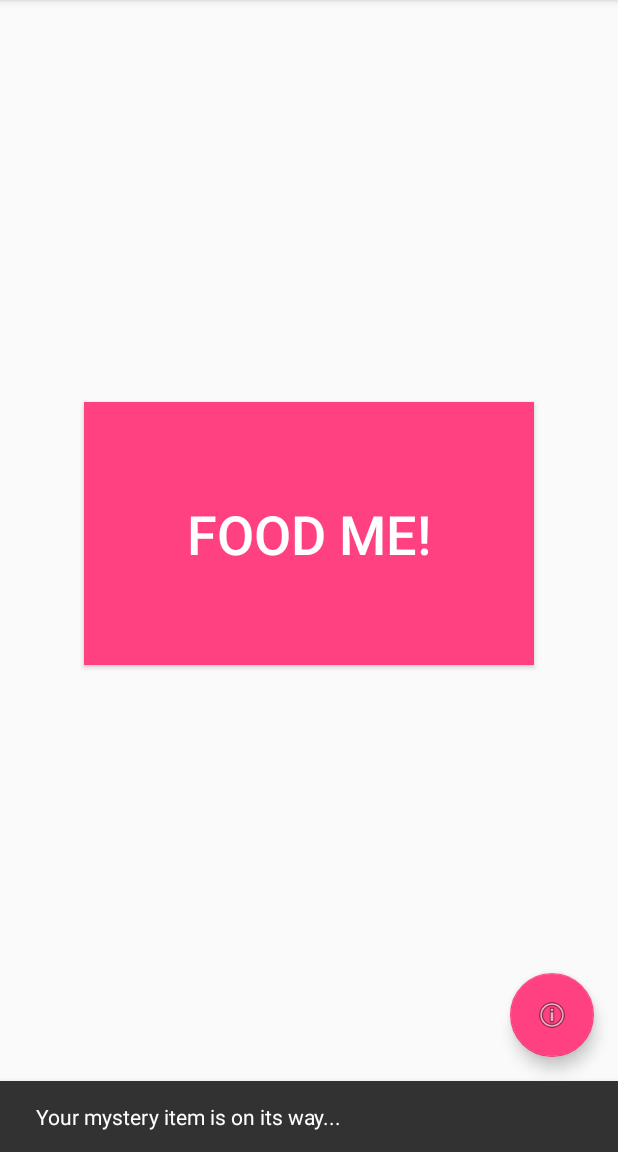
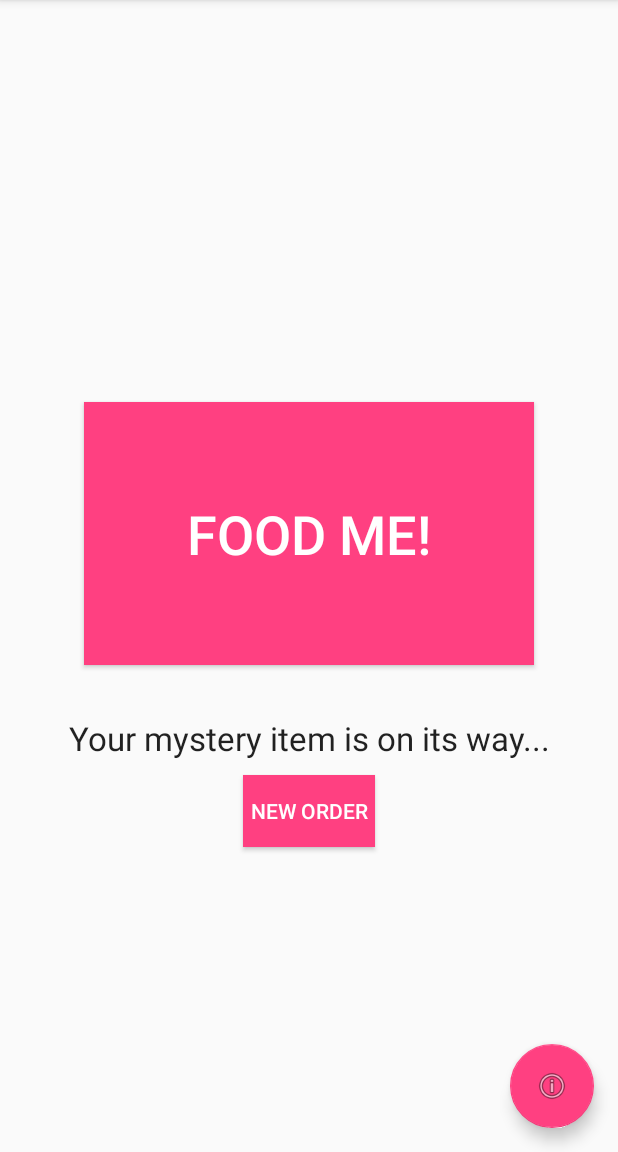
Before and after one commit to stefprez/food_now, an Android app: the screen it shows after launch (MainActivity), after a tap on "FOOD ME!", on a phone screen of 412 x 824 dp, the part 84-1236 px from its top. Run offline under Robolectric (Android 15) with nearby library versions, the phone set to English and light mode, and no system bars; libraries missing offline, so code that uses them is left out: com.squareup.okhttp.

Commit message:
Changed text presentation for order on its way, created new order button.

```diff
--- a/FoodNow/app/src/main/java/com/example/foodnow/MainActivity.java
+++ b/FoodNow/app/src/main/java/com/example/foodnow/MainActivity.java
@@ -13,6 +13,7 @@ import android.view.Menu;
 import android.view.MenuItem;
 import android.widget.Button;
 import android.widget.ImageButton;
+import android.widget.TextView;
 
 public class MainActivity extends AppCompatActivity {
 
@@ -28,14 +29,23 @@ public class MainActivity extends AppCompatActivity {
         APIWrapper BOOM = new APIWrapper();
         BOOM.doAPICALL();
 
+        final TextView confirmationText = (TextView) findViewById(R.id.confirmText);
+        final Button newOrderButton = (Button) findViewById(R.id.newOrderButton);
+        newOrderButton.setOnClickListener(new View.OnClickListener() {
+            @Override
+            public void onClick(View v) {
+                confirmationText.setVisibility(View.INVISIBLE);
+                newOrderButton.setVisibility(View.INVISIBLE);
+            }
+        });
+
         Button orderButton = (Button) findViewById(R.id.orderButton);
         orderButton.setOnClickListener(new View.OnClickListener() {
 
             @Override
             public void onClick(View view) {
-                String foodOrderedAlertText = "Your mystery item is on its way...";
-                Snackbar.make(view, foodOrderedAlertText, Snackbar.LENGTH_LONG)
-                        .setAction("Action", null).show();
+                confirmationText.setVisibility(View.VISIBLE);
+                newOrderButton.setVisibility(View.VISIBLE);
             }
         });
 
@@ -56,6 +66,7 @@ public class MainActivity extends AppCompatActivity {
                         .show();
             }
         });
+
     }
 
     @Override
--- a/FoodNow/app/src/main/res/layout/content_main.xml
+++ b/FoodNow/app/src/main/res/layout/content_main.xml
@@ -21,5 +21,29 @@
             android:textColor="#ffffff"
             android:textSize="36dp"
             android:nestedScrollingEnabled="false" />
+
+        <TextView
+            android:layout_width="wrap_content"
+            android:layout_height="wrap_content"
+            android:textAppearance="?android:attr/textAppearanceLarge"
+            android:id="@+id/confirmText"
+            android:layout_marginTop="34dp"
+            android:textAlignment="center"
+            android:text="Your mystery item is on its way..."
+            android:visibility="invisible"
+            android:layout_below="@+id/orderButton"
+            android:layout_centerHorizontal="true"
+            android:paddingBottom="10dp" />
+
+        <Button
+            android:layout_width="wrap_content"
+            android:layout_height="wrap_content"
+            android:text="New Order"
+            android:id="@+id/newOrderButton"
+            android:background="@color/colorAccent"
+            android:textColor="#ffffff"
+            android:visibility="invisible"
+            android:layout_below="@+id/confirmText"
+            android:layout_centerHorizontal="true" />
     </RelativeLayout>
 </LinearLayout>
```
